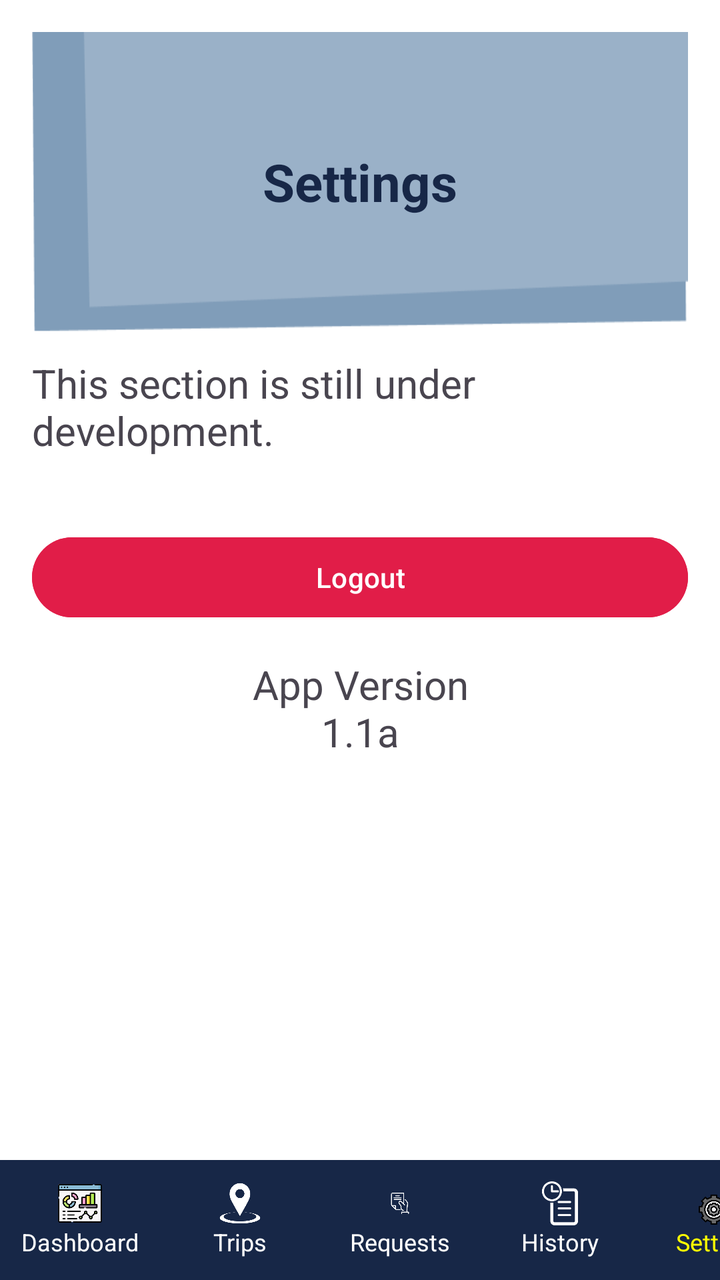
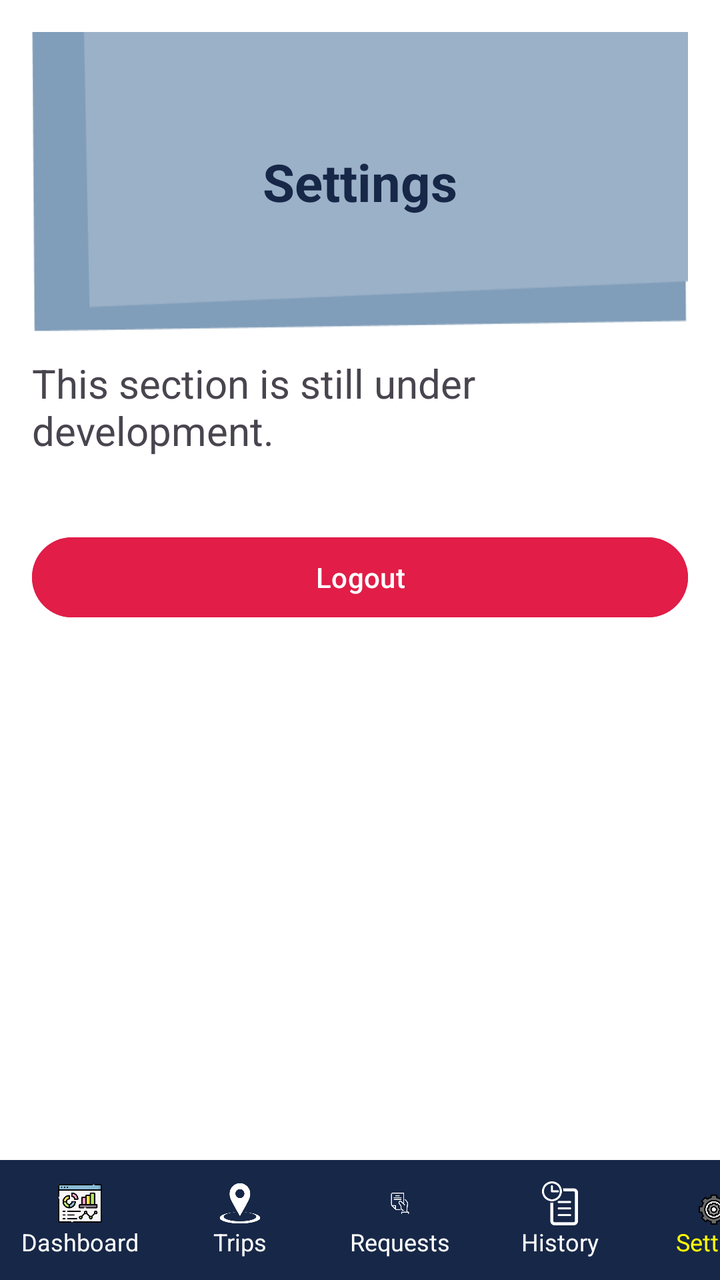

Screens rendered from an Android XML layout before and after an edit, with the pre-edit source and the edit as a unified diff.
<!-- AndroidManifest.xml: application theme Theme.OLStar -->
<!-- res/layout/activity_settings.xml -->
<?xml version="1.0" encoding="utf-8"?>
<LinearLayout xmlns:android="http://schemas.android.com/apk/res/android"
    xmlns:tools="http://schemas.android.com/tools"
    xmlns:app="http://schemas.android.com/apk/res-auto"
    android:id="@+id/main"
    android:layout_width="match_parent"
    android:layout_height="match_parent"
    tools:context=".drivers.SettingsActivity"
    android:orientation="vertical"
    android:fitsSystemWindows="true"
    android:background="#FFFFFF">

    
    <ScrollView
        android:layout_width="match_parent"
        android:layout_height="0dp"
        android:layout_weight="1">

        <LinearLayout
            android:layout_width="match_parent"
            android:layout_height="wrap_content"
            android:orientation="vertical"
            android:padding="16dp">

            
            <FrameLayout
                android:layout_width="match_parent"
                android:layout_height="150dp"
                android:layout_marginBottom="12dp">

                <ImageView
                    android:layout_width="match_parent"
                    android:layout_height="match_parent"
                    android:src="@drawable/background_event"
                    android:scaleType="fitXY"/>

                <TextView
                    android:layout_gravity="center"
                    android:text="Settings"
                    android:textSize="26sp"
                    android:textStyle="bold"
                    android:textColor="#172747"
                    android:layout_height="wrap_content"
                    android:layout_width="wrap_content"/>
            </FrameLayout>

            <TextView
                android:layout_width="wrap_content"
                android:layout_height="wrap_content"
                android:text="This section is still under development."
                android:textSize="20sp"
                android:layout_gravity="center"
                android:layout_marginBottom="20dp"/>

            
            <Button
                android:id="@+id/btnLogout"
                android:layout_width="match_parent"
                android:layout_height="48dp"
                android:text="Logout"
                android:textColor="#FFFFFF"
                android:backgroundTint="#E11D48"
                android:layout_marginTop="16dp"
                android:layout_marginBottom="16dp"
                android:textAllCaps="false"
                android:fontFamily="sans-serif-medium"
                android:drawablePadding="8dp"
                android:gravity="center"
                android:visibility="visible"/>

            <TextView
                android:layout_width="match_parent"
                android:layout_height="wrap_content"
                android:text="App Version\n1.1a"
                android:textSize="20dp"
                android:textAlignment="center"/>
        </LinearLayout>
    </ScrollView>

    
    <HorizontalScrollView
        android:layout_width="match_parent"
        android:layout_height="60dp"
        android:fillViewport="true"
        android:scrollbars="none"
        android:background="#172747">

        <LinearLayout
            android:layout_width="wrap_content"
            android:layout_height="match_parent"
            android:orientation="horizontal"
            android:gravity="center">

            
            <LinearLayout
                android:id="@+id/navDashboard"
                android:layout_width="80dp"
                android:layout_height="match_parent"
                android:orientation="vertical"
                android:gravity="center">

                <ImageView
                    android:layout_width="22dp"
                    android:layout_height="22dp"
                    android:src="@drawable/ic_dashboard"/>

                <TextView
                    android:layout_width="wrap_content"
                    android:layout_height="wrap_content"
                    android:text="Dashboard"
                    android:textSize="12sp"
                    android:textColor="#FFFFFF"/>
            </LinearLayout>

            
            <LinearLayout
                android:id="@+id/navTrips"
                android:layout_width="80dp"
                android:layout_height="match_parent"
                android:orientation="vertical"
                android:gravity="center">

                <ImageView
                    android:layout_width="22dp"
                    android:layout_height="22dp"
                    android:src="@drawable/ic_trips"
                    app:tint="#FFFFFF"/>

                <TextView
                    android:layout_width="wrap_content"
                    android:layout_height="wrap_content"
                    android:text="Trips"
                    android:textSize="12sp"
                    android:textColor="#FFFFFF"/>
            </LinearLayout>

            
            <LinearLayout
                android:id="@+id/navRequests"
                android:layout_width="80dp"
                android:layout_height="match_parent"
                android:orientation="vertical"
                android:gravity="center">

                <ImageView
                    android:layout_width="22dp"
                    android:layout_height="22dp"
                    android:src="@drawable/ic_request"
                    app:tint="#FFFFFF"/>

                <TextView
                    android:layout_width="wrap_content"
                    android:layout_height="wrap_content"
                    android:text="Requests"
                    android:textSize="12sp"
                    android:textColor="#FFFFFF"/>
            </LinearLayout>

            
            <LinearLayout
                android:id="@+id/navHistory"
                android:layout_width="80dp"
                android:layout_height="match_parent"
                android:orientation="vertical"
                android:gravity="center">

                <ImageView
                    android:layout_width="22dp"
                    android:layout_height="22dp"
                    android:src="@drawable/ic_history"
                    app:tint="@android:color/white"/>

                <TextView
                    android:layout_width="wrap_content"
                    android:layout_height="wrap_content"
                    android:text="History"
                    android:textSize="12sp"
                    android:textColor="#FFFFFF"/>
            </LinearLayout>

            
            <LinearLayout
                android:id="@+id/navSettings"
                android:layout_width="80dp"
                android:layout_height="match_parent"
                android:orientation="vertical"
                android:gravity="center">

                <ImageView
                    android:layout_width="22dp"
                    android:layout_height="22dp"
                    android:src="@drawable/ic_settings"/>

                <TextView
                    android:layout_width="wrap_content"
                    android:layout_height="wrap_content"
                    android:text="Settings"
                    android:textSize="12sp"
                    android:textColor="#FFFF00"/>
            </LinearLayout>
        </LinearLayout>
    </HorizontalScrollView>

</LinearLayout>
<!-- resources referenced by this layout -->
<resources>
  <!-- drawable background_event: png bitmap (drawable, 3141 bytes) -->
  <!-- drawable ic_dashboard: png bitmap (drawable, 57213 bytes) -->
  <!-- drawable ic_history: png bitmap (drawable, 12447 bytes) -->
  <!-- drawable ic_request: png bitmap (drawable, 14223 bytes) -->
  <!-- drawable ic_settings: png bitmap (drawable, 46403 bytes) -->
  <!-- drawable ic_trips: png bitmap (drawable, 17796 bytes) -->
  <style name="Theme.OLStar" parent="Base.Theme.OLStar" />
  <style name="Base.Theme.OLStar" parent="Theme.Material3.DayNight.NoActionBar">
          
          
      </style>
</resources>

<!-- the commit's change to res/layout/activity_settings.xml (unified diff, before → after) -->
@@ -67,13 +67,6 @@
                 android:drawablePadding="8dp"
                 android:gravity="center"
                 android:visibility="visible"/>
-
-            <TextView
-                android:layout_width="match_parent"
-                android:layout_height="wrap_content"
-                android:text="App Version\n1.1a"
-                android:textSize="20dp"
-                android:textAlignment="center"/>
         </LinearLayout>
     </ScrollView>
 
